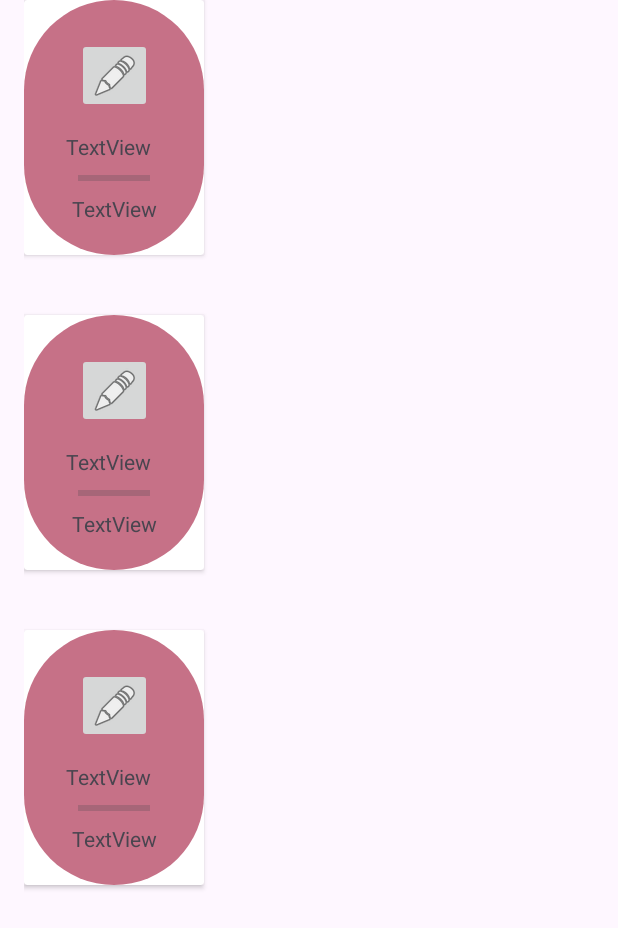
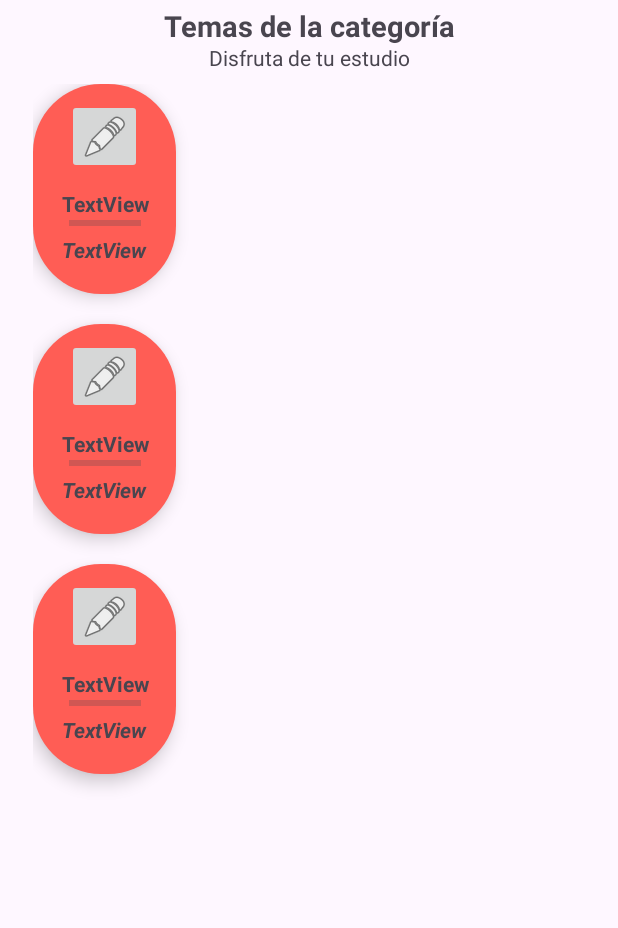
Before and after one commit to Virtualica/mobile-android, an Android app: the layout fragment_item_list2.xml on its own in the app's theme, with its tools: preview values and no code run, on a phone screen of 412 x 824 dp. Shown: the top 928 px of the screen. Run offline under Robolectric (Android 15) with nearby library versions, the phone set to English and light mode, and no system bars.

Commit message:
Fix: topic fixed

```diff
--- a/app/src/main/res/drawable/shapestopic.xml
+++ b/app/src/main/res/drawable/shapestopic.xml
@@ -1,6 +1,6 @@
 <?xml version="1.0" encoding="utf-8"?>
 <shape xmlns:android="http://schemas.android.com/apk/res/android"
     android:shape="rectangle">
-    <corners android:radius="65dp"/>
-    <solid android:color="#C67187"/>
+    <corners android:radius="45dp"/>
+    <solid android:color="#FF5D55"/>
 </shape>
--- a/app/src/main/res/layout/fragment_item2.xml
+++ b/app/src/main/res/layout/fragment_item2.xml
@@ -1,25 +1,23 @@
 <?xml version="1.0" encoding="utf-8"?>
-<androidx.cardview.widget.CardView xmlns:android="http://schemas.android.com/apk/res/android"
+<androidx.constraintlayout.widget.ConstraintLayout xmlns:android="http://schemas.android.com/apk/res/android"
     xmlns:app="http://schemas.android.com/apk/res-auto"
-    xmlns:tools="http://schemas.android.com/tools"
-    android:layout_marginBottom="40dp"
-    android:layout_marginRight="40dp"
-    android:layout_height="170dp" android:layout_width="120dp"
-    >
-
-
-    <androidx.constraintlayout.widget.ConstraintLayout
-        android:layout_width="match_parent"
-        android:layout_height="match_parent"
-        android:background="@drawable/shapestopic">
+    android:layout_width="95dp"
+    android:layout_height="140dp"
+    android:layout_marginRight="15dp"
+    android:layout_marginBottom="20dp"
+    android:background="@drawable/shapestopic"
+    android:elevation="7dp">
 
     <TextView
-            android:id="@+id/textView8"
+        android:id="@+id/topicTopicView"
         android:layout_width="64dp"
         android:layout_height="20dp"
         android:text="TextView"
+        android:textAlignment="center"
+        android:textStyle="bold"
         app:layout_constraintBottom_toBottomOf="parent"
         app:layout_constraintEnd_toEndOf="parent"
+        app:layout_constraintHorizontal_bias="0.5"
         app:layout_constraintStart_toStartOf="parent"
         app:layout_constraintTop_toBottomOf="@+id/imageConstrainLayout"
         app:layout_constraintVertical_bias="0.17" />
@@ -49,25 +47,29 @@
     </androidx.constraintlayout.widget.ConstraintLayout>
 
     <ProgressBar
-            android:id="@+id/progressBar2"
+        android:id="@+id/progressBarTopic"
         style="?android:attr/progressBarStyleHorizontal"
         android:layout_width="wrap_content"
         android:layout_height="wrap_content"
-            app:layout_constraintBottom_toTopOf="@+id/textView9"
+        android:progressTint="#FFFFFF"
+        app:layout_constraintBottom_toTopOf="@+id/progressPrecentageTopic"
         app:layout_constraintEnd_toEndOf="parent"
         app:layout_constraintStart_toStartOf="parent"
         app:layout_constraintTop_toBottomOf="@+id/textView8" />
 
     <TextView
-            android:id="@+id/textView9"
+        android:id="@+id/progressPrecentageTopic"
         android:layout_width="wrap_content"
         android:layout_height="wrap_content"
+        android:layout_marginBottom="20dp"
         android:text="TextView"
+        android:textAlignment="center"
+        android:textAllCaps="false"
+        android:textStyle="bold|italic"
         app:layout_constraintBottom_toBottomOf="parent"
         app:layout_constraintEnd_toEndOf="parent"
+        app:layout_constraintHorizontal_bias="0.5"
         app:layout_constraintStart_toStartOf="parent"
         app:layout_constraintTop_toBottomOf="@+id/textView8" />
 
 </androidx.constraintlayout.widget.ConstraintLayout>
-
-</androidx.cardview.widget.CardView>
--- a/app/src/main/res/layout/fragment_item_list2.xml
+++ b/app/src/main/res/layout/fragment_item_list2.xml
@@ -6,17 +6,46 @@
     android:layout_height="match_parent"
     tools:context=".MainActivity">
 
-    <androidx.recyclerview.widget.RecyclerView xmlns:android="http://schemas.android.com/apk/res/android"
-        xmlns:app="http://schemas.android.com/apk/res-auto"
-        xmlns:tools="http://schemas.android.com/tools"
+    <TextView
+        android:id="@+id/textView2"
+        android:layout_width="wrap_content"
+        android:layout_height="wrap_content"
+        android:text="@string/topicTitle"
+        android:textSize="19sp"
+        android:textStyle="bold"
+        app:layout_constraintBottom_toTopOf="@+id/listInCategory"
+        app:layout_constraintEnd_toEndOf="parent"
+        app:layout_constraintStart_toStartOf="parent"
+        app:layout_constraintTop_toTopOf="parent"
+        app:layout_constraintVertical_bias="0.129" />
+
+    <androidx.recyclerview.widget.RecyclerView
         android:id="@+id/listInCategory"
         android:name="com.virtualica.mobile_android.topicsFragment"
-        android:layout_width="match_parent"
-        android:layout_height="match_parent"
-        android:layout_marginLeft="16dp"
-        android:layout_marginRight="16dp"
+        android:layout_width="408dp"
+        android:layout_height="668dp"
+        android:layout_marginTop="56dp"
         app:layoutManager="LinearLayoutManager"
+        app:layout_constraintEnd_toEndOf="parent"
+        app:layout_constraintStart_toStartOf="parent"
+        app:layout_constraintTop_toTopOf="parent"
         tools:context=".topicsFragment"
-        tools:listitem="@layout/fragment_item2" />
+        tools:listitem="@layout/fragment_item2"
+        android:paddingLeft="20dp"
+        >
+
+    </androidx.recyclerview.widget.RecyclerView>
+
+    <TextView
+        android:id="@+id/textView3"
+        android:layout_width="wrap_content"
+        android:layout_height="wrap_content"
+        android:layout_marginTop="24dp"
+        android:text="@string/topicText"
+        app:layout_constraintBottom_toTopOf="@+id/listInCategory"
+        app:layout_constraintEnd_toEndOf="parent"
+        app:layout_constraintStart_toStartOf="parent"
+        app:layout_constraintTop_toTopOf="@+id/textView2"
+        app:layout_constraintVertical_bias="0.083" />
 
 </androidx.constraintlayout.widget.ConstraintLayout>
--- a/app/src/main/res/values/strings.xml
+++ b/app/src/main/res/values/strings.xml
@@ -32,6 +32,10 @@
         <item>Matematicas</item>
     </array>
 
+    Topics Text
+    <string name="topicTitle">Temas de la categoría</string>
+    <string name="topicText">Disfruta de tu estudio</string>
+
     <!-- TODO: Remove or change this placeholder text -->
     <string name="hello_blank_fragment">Hello blank fragment</string>
 
```
Also changed, not shown: app/src/main/java/com/virtualica/mobile_android/CategoryFragment.kt (+13 -3 lines), app/src/main/java/com/virtualica/mobile_android/MycategoryRecyclerViewAdapter.kt (+23 -3 lines), app/src/main/java/com/virtualica/mobile_android/MytopicsRecyclerViewAdapter.kt (+14 -3 lines), app/src/main/java/com/virtualica/mobile_android/topicsFragment.kt (+26 -34 lines). Lines whose indentation alone changed are shown as unchanged.
